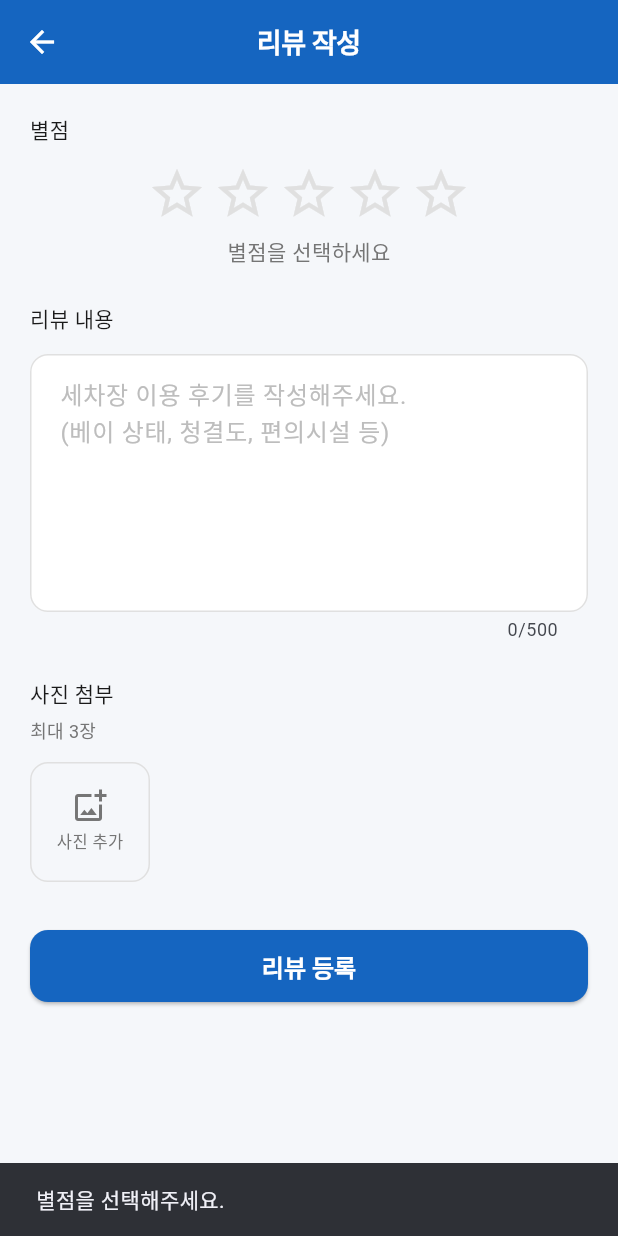
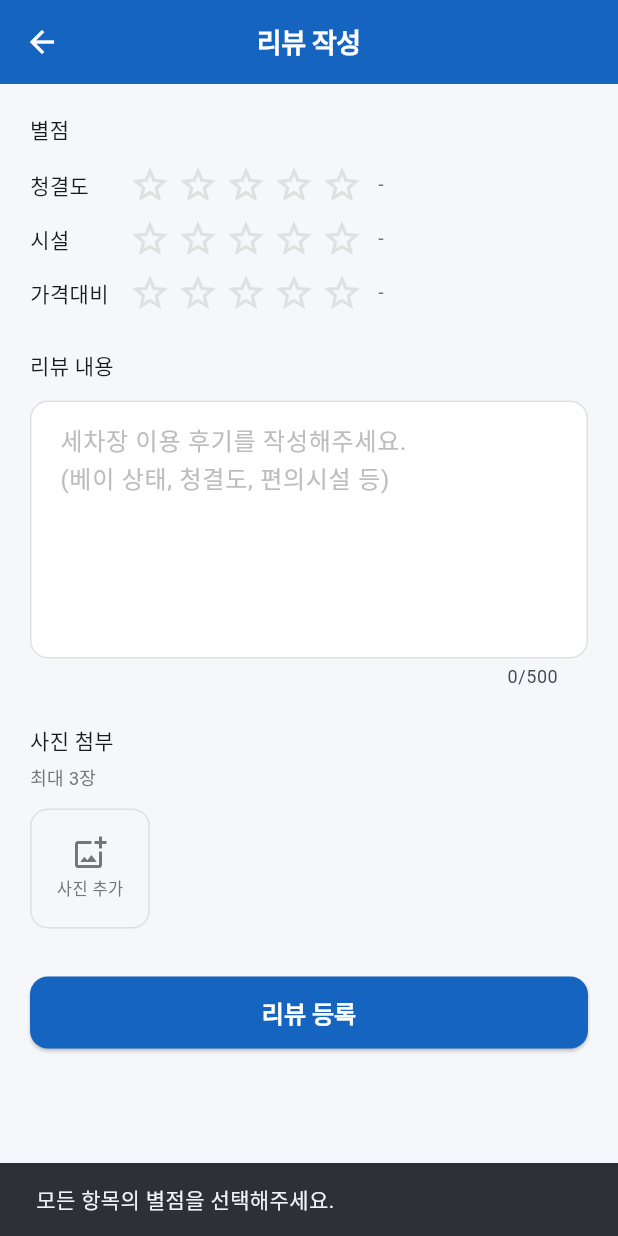
Before and after one commit to chonghg22/infowash-flutter, a Flutter app: the ReviewScreen screen opened directly with empty values, after a tap on "리뷰 등록", on a phone screen of 412 x 824 dp. Run offline on Flutter 3.47's test engine with Material 3 defaults, Android fonts, the phone set to English and light mode, and no system bars; our stand-ins replace app_links, flutter_riverpod, freezed_annotation, geolocator, go_router, image_picker and 3 more; missing offline and left inert: flutter_naver_map; accounts and stored records are empty.

Commit message:
fix: 리뷰 닉네임 null 처리 수정 및 별점 항목 분리
- review_repository: nickname을 String?에서 String('익명' 기본값)으로 변경
  profile?['nickname'] as String? ?? '익명' 으로 null-safe 처리
- review_repository: rating → score_clean/facility/price 3개 컬럼으로 분리
- review_screen: _rating → _scoreClean/_scoreFacility/_scorePrice (int)로 분리
  항목별 InteractiveRatingBar(_ScoreRow) 3개 표시

Co-Authored-By: Claude Sonnet 4.6 <noreply@anthropic.com>

```diff
--- a/lib/data/repositories/review_repository.dart
+++ b/lib/data/repositories/review_repository.dart
@@ -33,12 +33,14 @@ class ReviewRepository {
   Future<Review> create({
     required String carWashId,
     required String userId,
-    required double rating,
+    required int scoreClean,
+    required int scoreFacility,
+    required int scorePrice,
     required String content,
     List<String> imageUrls = const [],
   }) async {
     // user_profile에서 닉네임 조회
-    String? nickname;
+    String nickname = '익명';
     try {
       final profile = await _client
           .schema(_schema)
@@ -46,9 +48,9 @@ class ReviewRepository {
           .select('nickname')
           .eq('id', userId)
           .maybeSingle();
-      nickname = profile?['nickname'] as String?;
+      nickname = profile?['nickname'] as String? ?? '익명';
     } catch (_) {
-      // 닉네임 조회 실패 시 null로 진행
+      // 닉네임 조회 실패 시 '익명'으로 진행
     }
 
     final data = await _client
@@ -57,10 +59,12 @@ class ReviewRepository {
         .insert({
           'car_wash_id': carWashId,
           'user_id': userId,
-          'rating': rating,
+          'nickname': nickname,
+          'score_clean': scoreClean,
+          'score_facility': scoreFacility,
+          'score_price': scorePrice,
           'content': content,
           'images': imageUrls,
-          if (nickname != null) 'nickname': nickname,
         })
         .select()
         .single();
--- a/lib/presentation/screens/review/review_screen.dart
+++ b/lib/presentation/screens/review/review_screen.dart
@@ -22,7 +22,9 @@ class ReviewScreen extends ConsumerStatefulWidget {
 }
 
 class _ReviewScreenState extends ConsumerState<ReviewScreen> {
-  double _rating = 0;
+  int _scoreClean = 0;
+  int _scoreFacility = 0;
+  int _scorePrice = 0;
   final _contentController = TextEditingController();
   bool _isSubmitting = false;
   final List<XFile> _selectedImages = [];
@@ -82,9 +84,9 @@ class _ReviewScreenState extends ConsumerState<ReviewScreen> {
 
   // ── 제출 ──────────────────────────────────────────────────────────────────
   Future<void> _submit() async {
-    if (_rating == 0) {
+    if (_scoreClean == 0 || _scoreFacility == 0 || _scorePrice == 0) {
       ScaffoldMessenger.of(context).showSnackBar(
-        const SnackBar(content: Text('별점을 선택해주세요.')),
+        const SnackBar(content: Text('모든 항목의 별점을 선택해주세요.')),
       );
       return;
     }
@@ -108,7 +110,9 @@ class _ReviewScreenState extends ConsumerState<ReviewScreen> {
       await repo.create(
         carWashId: widget.carWashId,
         userId: user.id,
-        rating: _rating,
+        scoreClean: _scoreClean,
+        scoreFacility: _scoreFacility,
+        scorePrice: _scorePrice,
         content: _contentController.text.trim(),
         imageUrls: imageUrls,
       );
@@ -141,19 +145,22 @@ class _ReviewScreenState extends ConsumerState<ReviewScreen> {
             // ── 별점 선택 ─────────────────────────────────────
             Text('별점', style: Theme.of(context).textTheme.titleMedium),
             const SizedBox(height: 12),
-            Center(
-              child: InteractiveRatingBar(
-                initialRating: _rating,
-                size: 40,
-                onRatingChanged: (r) => setState(() => _rating = r),
-              ),
+            _ScoreRow(
+              label: '청결도',
+              score: _scoreClean,
+              onChanged: (v) => setState(() => _scoreClean = v),
             ),
             const SizedBox(height: 8),
-            Center(
-              child: Text(
-                _rating == 0 ? '별점을 선택하세요' : _ratingLabel(_rating),
-                style: const TextStyle(color: AppTheme.textSecondary),
-              ),
+            _ScoreRow(
+              label: '시설',
+              score: _scoreFacility,
+              onChanged: (v) => setState(() => _scoreFacility = v),
+            ),
+            const SizedBox(height: 8),
+            _ScoreRow(
+              label: '가격대비',
+              score: _scorePrice,
+              onChanged: (v) => setState(() => _scorePrice = v),
             ),
             const SizedBox(height: 24),
 
@@ -242,12 +249,40 @@ class _ReviewScreenState extends ConsumerState<ReviewScreen> {
     );
   }
 
-  String _ratingLabel(double rating) {
-    if (rating >= 5) return '최고예요!';
-    if (rating >= 4) return '좋아요';
-    if (rating >= 3) return '보통이에요';
-    if (rating >= 2) return '별로예요';
-    return '최악이에요';
+}
+
+// ── 항목별 별점 행 ────────────────────────────────────────────────────────────
+class _ScoreRow extends StatelessWidget {
+  const _ScoreRow({
+    required this.label,
+    required this.score,
+    required this.onChanged,
+  });
+
+  final String label;
+  final int score;
+  final ValueChanged<int> onChanged;
+
+  @override
+  Widget build(BuildContext context) {
+    return Row(
+      children: [
+        SizedBox(
+          width: 64,
+          child: Text(label, style: const TextStyle(fontSize: 14)),
+        ),
+        InteractiveRatingBar(
+          initialRating: score.toDouble(),
+          size: 28,
+          onRatingChanged: (r) => onChanged(r.round()),
+        ),
+        const SizedBox(width: 8),
+        Text(
+          score == 0 ? '-' : '$score점',
+          style: const TextStyle(fontSize: 13, color: AppTheme.textSecondary),
+        ),
+      ],
+    );
   }
 }
 
```
